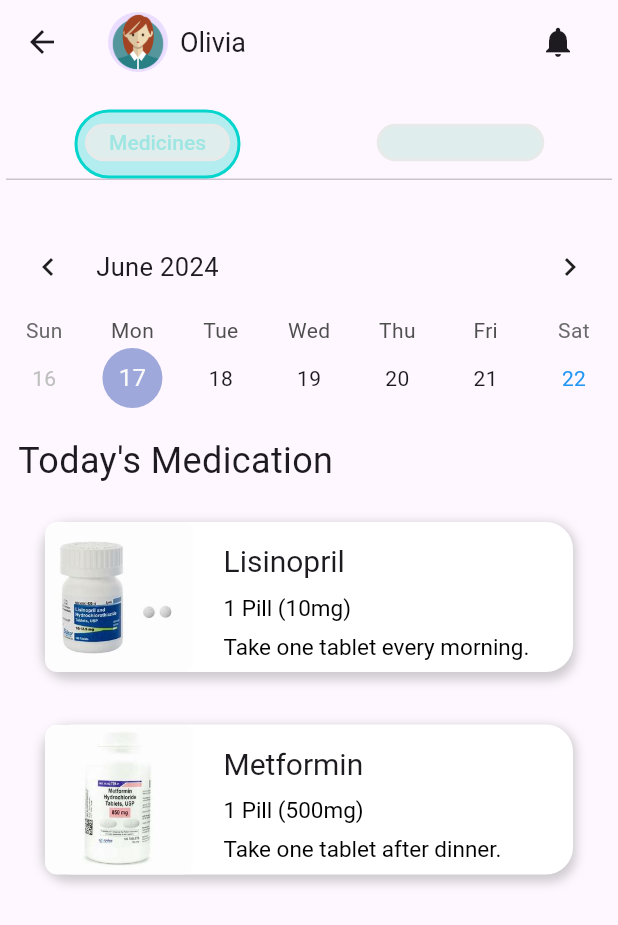
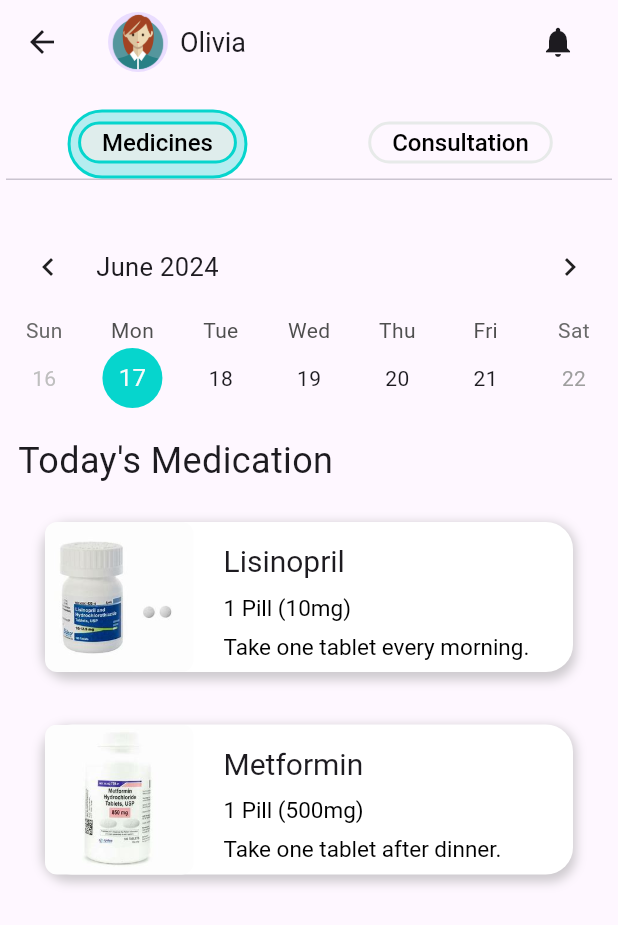
Before and after one commit to namiswanswan/mts-medicinetrackingsystem-, a Flutter app: the screen it shows after launch, after a tap on "Login", on a phone screen of 412 x 824 dp. Shown: the top 925 px of the screen. Run offline on Flutter 3.47's test engine with Material 3 defaults, Android fonts, the phone set to English and light mode, and no system bars; drawn by our look-alikes of table_calendar; our stand-ins replace smooth_page_indicator; network calls fail; Roboto replaces fonts that are missing (Poppins).

Commit message:
update home.dart + a few tweaks in login.dart, fix tabs color scheme & login button centered

```diff
--- a/lib/home.dart
+++ b/lib/home.dart
@@ -60,13 +60,21 @@ class _HomeState extends State<Home> with SingleTickerProviderStateMixin {
                                     indicatorPadding: EdgeInsets.all(1), // Ensure the indicator covers the entire tab
                                     indicator: ShapeDecoration(
                                         shape: RoundedRectangleBorder(
-                                            borderRadius: BorderRadius.circular(1000), // Creates border radius for the indicator
+                                            borderRadius: BorderRadius.circular(100), // Creates border radius for the indicator
                                             side: BorderSide(color: Color(0xFF06d5cd), width: 2), // Border color and width when selected
                                         ),
                                         color: Color(0x4c06d5cd), // Fill color when selected
                                     ),
-                                    labelColor: Color(0xFF4c06d5cd), // Color of the label when selected
-                                    unselectedLabelColor: Color(0xffdfedec), // Color of the label when not selected
+                                    labelColor: Colors.black, // Color of the label when selected
+                                    unselectedLabelColor: Colors.black, // Color of the label when not selected
+                                    labelStyle: TextStyle(
+                                        fontFamily: 'Poppins',
+                                        fontSize: 16, // Ensure consistent font size when selected
+                                    ),
+                                    unselectedLabelStyle: TextStyle(
+                                        fontFamily: 'Poppins',
+                                        fontSize: 16, // Ensure consistent font size when not selected
+                                    ),
                                     tabs: [
                                         Tab(
                                             child: Container(
@@ -74,14 +82,16 @@ class _HomeState extends State<Home> with SingleTickerProviderStateMixin {
                                                 padding: EdgeInsets.symmetric(horizontal: 14, vertical: 0.5), // Padding inside the tab
                                                 decoration: BoxDecoration(
                                                     borderRadius: BorderRadius.circular(1000), // Rounded corners
-                                                    color: Color(0xffdfedec), // Background color when not selected
-                                                    border: Border.all(color: Color(0xffe7eae9), width: 2), // Border color when not selected
+                                                    color: tabController!.index == 0 ? Color(0xffdfedec) : Colors.transparent, // Background color when selected and unselected
+                                                    border: Border.all(color: tabController!.index == 0 ? Color(0xFF06d5cd) : Color(0xffe7eae9), width: 2), // Border color based on selection
                                                 ),
                                                 child: Text(
                                                     'Medicines',
                                                     style: TextStyle(
                                                         fontFamily: 'Poppins',
                                                         letterSpacing: 0,
+                                                        fontSize: 16,
+                                                        color: Colors.black, // Text color remains black
                                                     ),
                                                 ),
                                             ),
@@ -92,14 +102,16 @@ class _HomeState extends State<Home> with SingleTickerProviderStateMixin {
                                                 padding: EdgeInsets.symmetric(horizontal: 14, vertical: 0.5), // Padding inside the tab
                                                 decoration: BoxDecoration(
                                                     borderRadius: BorderRadius.circular(1000), // Rounded corners
-                                                    color: Color(0xffdfedec), // Background color when not selected
-                                                    border: Border.all(color: Color(0xffe7eae9), width: 2), // Border color when not selected
+                                                    color: tabController!.index == 1 ? Color(0xffdfedec) : Colors.transparent, // Background color when selected and unselected
+                                                    border: Border.all(color: tabController!.index == 1 ? Color(0xFF06d5cd) : Color(0xffe7eae9), width: 2), // Border color based on selection
                                                 ),
                                                 child: Text(
                                                     'Consultation',
                                                     style: TextStyle(
                                                         fontFamily: 'Poppins',
                                                         letterSpacing: 0,
+                                                        fontSize: 16,
+                                                        color: Colors.black, // Text color remains black
                                                     ),
                                                 ),
                                             ),
@@ -128,7 +140,11 @@ class _HomeState extends State<Home> with SingleTickerProviderStateMixin {
                                                     setState(() {});
                                                 },
                                                 calendarStyle: CalendarStyle(
-                                                    weekendTextStyle: TextStyle(color: Colors.blue),
+                                                    weekendTextStyle: TextStyle(color: Colors.grey),
+                                                    todayDecoration: BoxDecoration(
+                                                        color: Color(0xFF06D5CD), // Today's date color
+                                                        shape: BoxShape.circle,
+                                                    ),
                                                 ),
                                                 headerStyle: HeaderStyle(
                                                     formatButtonVisible: false, // Remove month button
--- a/lib/login.dart
+++ b/lib/login.dart
@@ -1,5 +1,5 @@
 import 'package:flutter/material.dart';
-import 'package:realme/home.dart'; // Adjust the import based on your actual project structure
+import 'package:realme/home.dart';
 
 class LoginWidget extends StatefulWidget {
   @override
@@ -24,7 +24,6 @@ class _LoginWidgetState extends State<LoginWidget> {
       backgroundColor: Colors.white,
       body: Stack(
         children: <Widget>[
-          // Background Image Container
           Positioned(
             top: 60,
             left: 36,
@@ -61,7 +60,6 @@ class _LoginWidgetState extends State<LoginWidget> {
                   child: Column(
                     crossAxisAlignment: CrossAxisAlignment.center,
                     children: [
-                      // Login Text and Line Widget
                       Padding(
                         padding: const EdgeInsets.only(top: 20.0),
                         child: Center(
@@ -69,7 +67,7 @@ class _LoginWidgetState extends State<LoginWidget> {
                             alignment: Alignment.center,
                             children: [
                               Text(
-                                'Login',
+                                'ㅤLoginㅤ',
                                 textAlign: TextAlign.center,
                                 style: TextStyle(
                                   color: Color.fromRGBO(0, 0, 0, 1),
@@ -79,11 +77,11 @@ class _LoginWidgetState extends State<LoginWidget> {
                                 ),
                               ),
                               Positioned(
-                                bottom: -4,
+                                bottom: -8,
                                 left: 0,
                                 right: 0,
                                 child: Container(
-                                  height: 8,
+                                  height: 11,
                                   width: 200,
                                   color: Color(0xFF05D5CD),
                                 ),
@@ -92,7 +90,7 @@ class _LoginWidgetState extends State<LoginWidget> {
                           ),
                         ),
                       ),
-                      SizedBox(height: 12),
+                      SizedBox(height: 18),
 
                       // Aligned Text Section
                       Padding(
@@ -225,8 +223,6 @@ class _LoginWidgetState extends State<LoginWidget> {
                               ),
                             ),
                             SizedBox(height: 20),
-
-                            // Sign in with Google
                             Column(
                               children: [
                                 Text(
```
